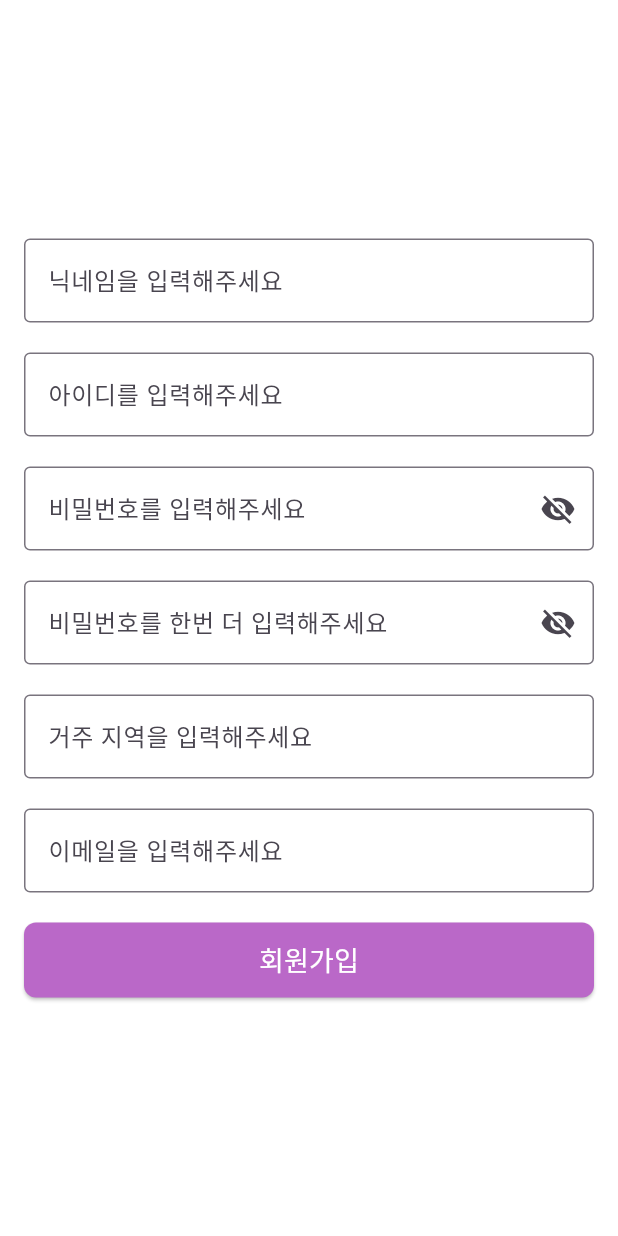
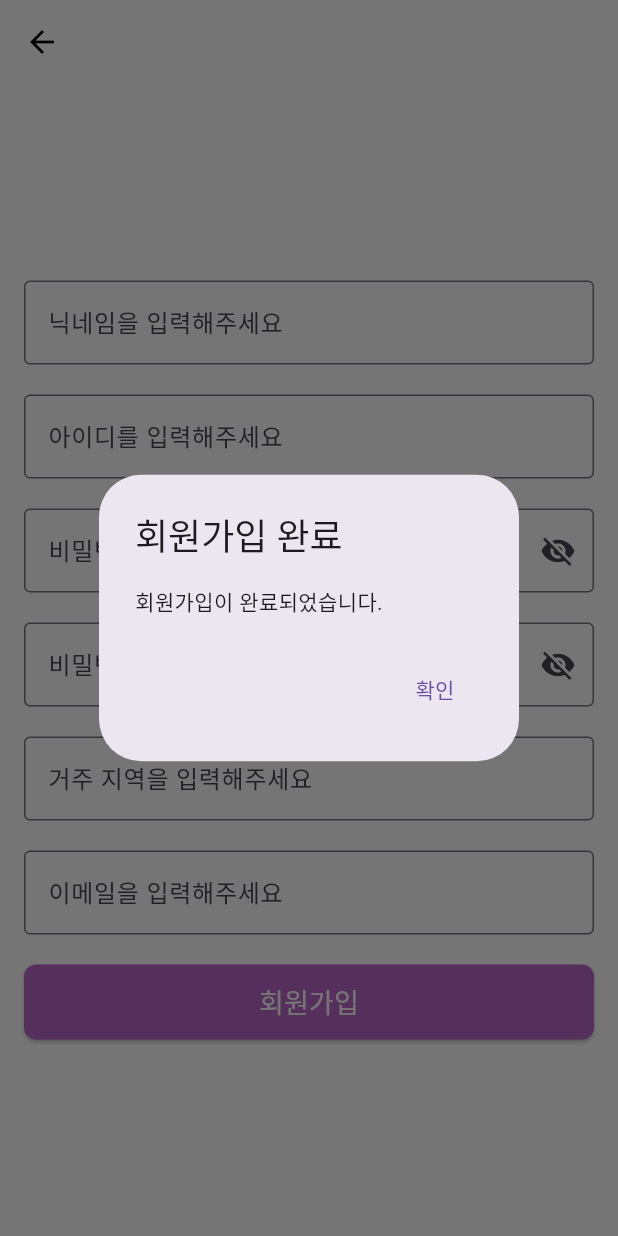
Before and after one commit to Algorithmstudy01/ict_chungbuk, a Flutter app: the SignUpSection screen opened directly, after a tap on "회원가입", on a phone screen of 412 x 824 dp. Run offline on Flutter 3.47's test engine with Material 3 defaults, Android fonts, the phone set to English and light mode, and no system bars.

Commit message:
Update signup_section.dart

```diff
--- a/ict_chungbuk/lib/signup_section.dart
+++ b/ict_chungbuk/lib/signup_section.dart
@@ -1,4 +1,5 @@
 import 'package:flutter/material.dart';
+import 'login_section.dart';  // Ensure you import the login section
 
 class SignUpSection extends StatefulWidget {
   @override
@@ -12,8 +13,20 @@ class _SignUpSectionState extends State<SignUpSection> {
   @override
   Widget build(BuildContext context) {
     return Scaffold(
+      appBar: AppBar(
+        leading: IconButton(
+          icon: Icon(Icons.arrow_back, color: Colors.black), // 화살표 아이콘을 좌측 상단에 배치하고 흰색으로 설정
+          onPressed: () {
+            Navigator.pushReplacement(
+              context,
+              MaterialPageRoute(builder: (context) => LoginPage()), // 로그인 페이지로 이동
+            );
+          },
+        ),
+        backgroundColor: Colors.white, // AppBar의 배경색 설정
+        elevation: 0,
+      ),
       backgroundColor: Colors.white,
-
       body: Padding(
         padding: const EdgeInsets.all(16.0),
         child: Column(
@@ -87,7 +100,28 @@ class _SignUpSectionState extends State<SignUpSection> {
             Center(
               child: ElevatedButton(
                 onPressed: () {
-                  // Handle sign up logic
+                  // 회원가입 완료 메시지를 띄우고 로그인 창으로 이동
+                  showDialog(
+                    context: context,
+                    builder: (BuildContext context) {
+                      return AlertDialog(
+                        title: Text('회원가입 완료'),
+                        content: Text('회원가입이 완료되었습니다.'),
+                        actions: [
+                          TextButton(
+                            onPressed: () {
+                              Navigator.pop(context);
+                              Navigator.pushReplacement(
+                                context,
+                                MaterialPageRoute(builder: (context) => LoginPage()), // 로그인 페이지로 이동
+                              );
+                            },
+                            child: Text('확인'),
+                          ),
+                        ],
+                      );
+                    },
+                  );
                 },
                 child: Text(
                   '회원가입',
```
